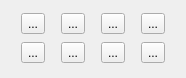
Before: the Qt Designer form app/ui/displayoption.ui in pencil2d/pencil, drawn with Qt 5.
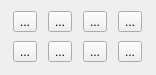
After: the same form once the commit is applied. Icons and pictures are not drawn.

Commit message: Remove all old style functions.

The edit to the form file:
```diff
--- a/app/ui/displayoption.ui
+++ b/app/ui/displayoption.ui
@@ -6,14 +6,29 @@
    <rect>
     <x>0</x>
     <y>0</y>
-    <width>186</width>
-    <height>78</height>
+    <width>156</width>
+    <height>75</height>
    </rect>
   </property>
   <property name="windowTitle">
    <string>Form</string>
   </property>
   <layout class="QGridLayout" name="gridLayout">
+   <property name="leftMargin">
+    <number>4</number>
+   </property>
+   <property name="topMargin">
+    <number>4</number>
+   </property>
+   <property name="rightMargin">
+    <number>4</number>
+   </property>
+   <property name="bottomMargin">
+    <number>4</number>
+   </property>
+   <property name="spacing">
+    <number>2</number>
+   </property>
    <item row="0" column="2">
     <widget class="QToolButton" name="thinLinesButton">
      <property name="mouseTracking">
@@ -166,6 +181,12 @@
    </item>
    <item row="0" column="3">
     <widget class="QToolButton" name="onionBlueButton">
+     <property name="maximumSize">
+      <size>
+       <width>100</width>
+       <height>30</height>
+      </size>
+     </property>
      <property name="toolTip">
       <string>Onion skin color: blue</string>
      </property>
```
The commit also changes 2 other files.
